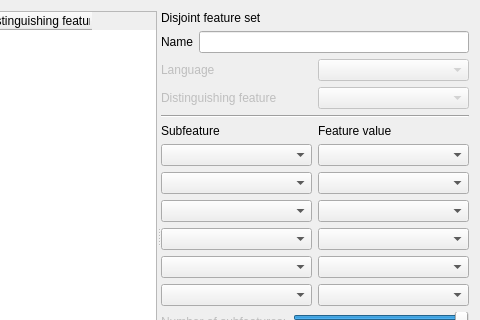
Old version of the form Dev/Lib/Windows/DisjointFeaturesEditor.ui in the repository rmlockwood/FLExTrans; both pictures show x 220 to 700 and y 0 to 320 of the 700 by 500 pixel window.
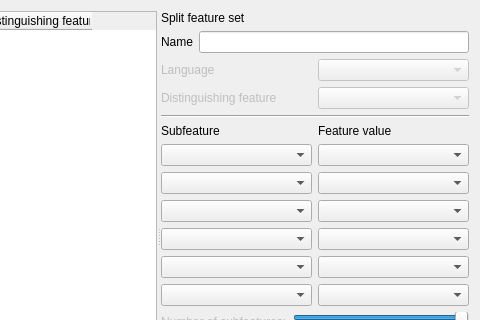
New version of the form.

Commit message: Fixes #1118. Rename disjoint split

```diff
--- a/Dev/Lib/Windows/DisjointFeaturesEditor.ui
+++ b/Dev/Lib/Windows/DisjointFeaturesEditor.ui
@@ -44,7 +44,7 @@
        <item>
         <widget class="QLabel" name="coverTermLabel">
          <property name="text">
-          <string>Disjoint feature set</string>
+          <string>Split feature set</string>
          </property>
         </widget>
        </item>
```
Left out of the diff: 2 changed lines with no effect on the pictures. The commit also changes 26 other files.
